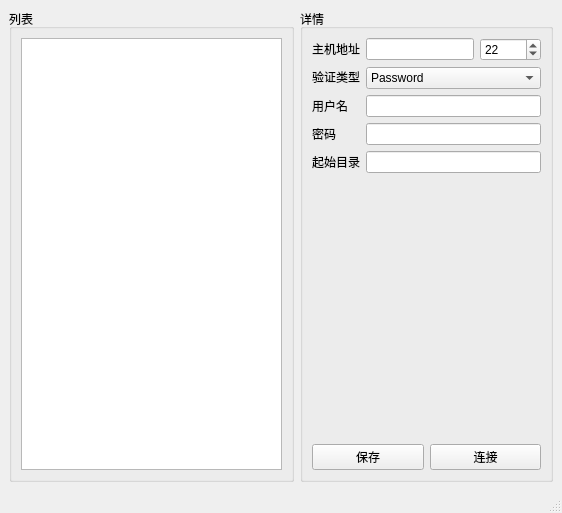
First picture: the form in mainwindow.ui, repository ffii4455/SSHFS, before the edit.
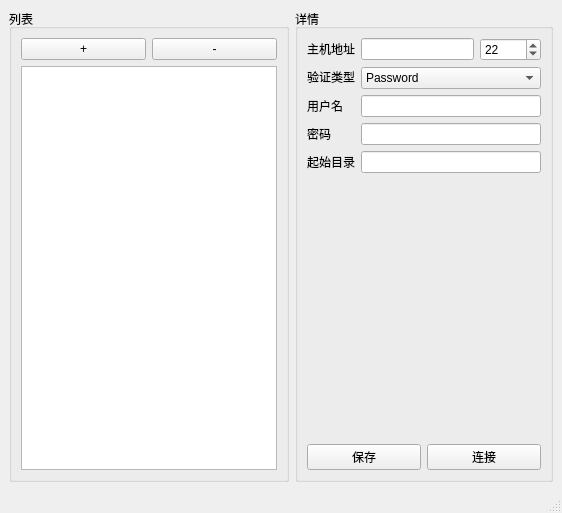
Second picture: the form after the edit.

```diff
--- a/mainwindow.ui
+++ b/mainwindow.ui
@@ -24,8 +24,26 @@
        <string>列表</string>
       </property>
       <layout class="QGridLayout" name="gridLayout_2">
+       <item row="1" column="0" colspan="2">
+        <widget class="QListWidget" name="hostList">
+         <property name="contextMenuPolicy">
+          <enum>Qt::ActionsContextMenu</enum>
+         </property>
+        </widget>
+       </item>
        <item row="0" column="0">
-        <widget class="QListWidget" name="hostList"/>
+        <widget class="QPushButton" name="add">
+         <property name="text">
+          <string>+</string>
+         </property>
+        </widget>
+       </item>
+       <item row="0" column="1">
+        <widget class="QPushButton" name="remove">
+         <property name="text">
+          <string>-</string>
+         </property>
+        </widget>
        </item>
       </layout>
      </widget>
```
